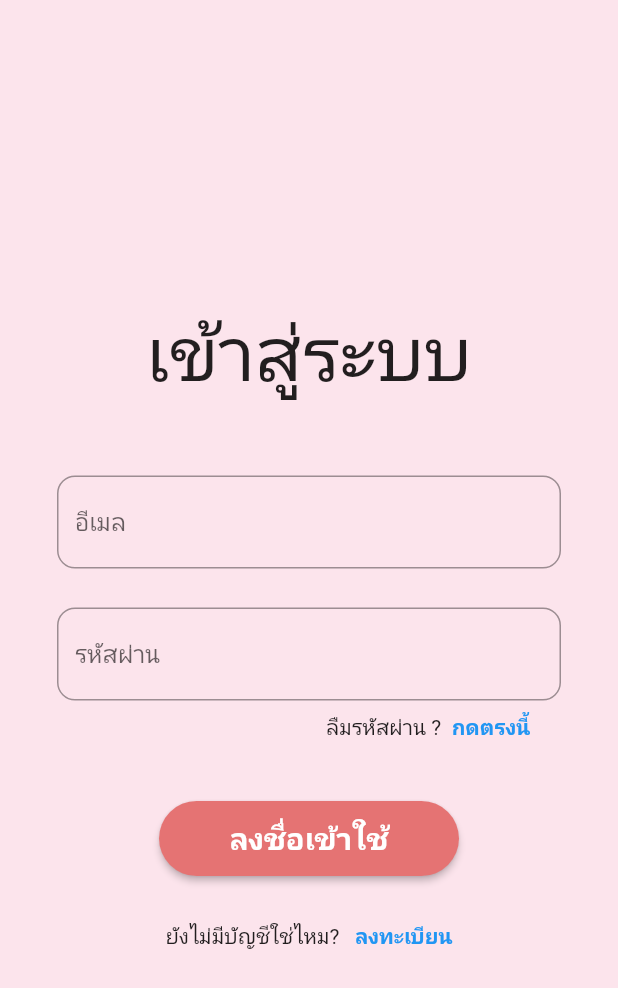
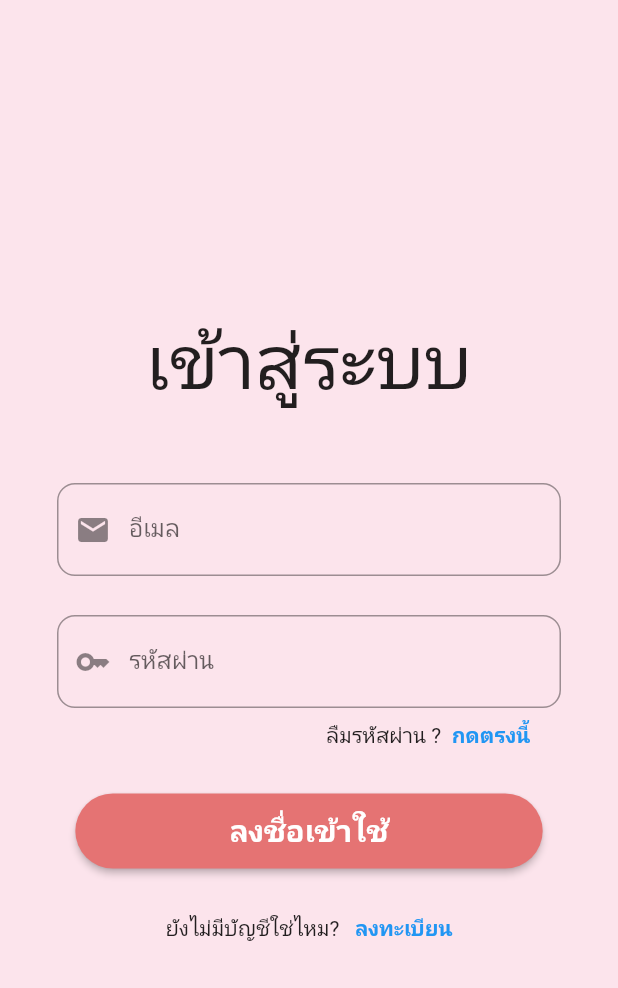
Before and after one commit to kidrunner1/projectcovid, a Flutter app: the HomeScreen screen opened directly, after a tap on "เข้าสู่ระบบ", on a phone screen of 412 x 824 dp. Shown: the top 988 px of the screen. Run offline on Flutter 3.47's test engine with Material 2 defaults, Android fonts, the light colour scheme and no system bars; our stand-ins replace awesome_dialog, carousel_slider, cloud_firestore, curved_navigation_bar, firebase_auth, firebase_core and 3 more; missing offline and left inert: android_intent; accounts and stored records are empty.

Commit message:
update i con loginscreen,newsscreen

```diff
--- a/lib/screen/covid_data_screen.dart
+++ b/lib/screen/covid_data_screen.dart
@@ -28,6 +28,7 @@ class _CovidDataScreenState extends State<CovidDataScreen> {
         'https://covid19.ddc.moph.go.th/api/Cases/today-cases-by-provinces');
     var response = await http.get(url);
 
+    // ignore: unnecessary_null_comparison
     if (response.statusCode == 200 && response.body != null) {
       return json.decode(response.body) as List<dynamic>?;
     } else {
--- a/lib/screen/home.dart
+++ b/lib/screen/home.dart
@@ -55,7 +55,7 @@ class HomeScreen extends StatelessWidget {
                                       padding: const EdgeInsets.all(8.0),
                                       child: const Text(
                                         "สร้างบัญชีผู้ใช้",
-                                        style: TextStyle(fontSize: 24),
+                                        style: TextStyle(fontSize: 24,color: Colors.white),
                                       ),
                                     )),
                               )),
@@ -79,7 +79,7 @@ class HomeScreen extends StatelessWidget {
                                     child: Padding(
                                       padding: const EdgeInsets.all(8.0),
                                       child: const Text("เข้าสู่ระบบ",
-                                          style: TextStyle(fontSize: 24)),
+                                          style: TextStyle(fontSize: 24,color: Colors.white)),
                                     )),
                               ))
                         ],
--- a/lib/screen/login_screen.dart
+++ b/lib/screen/login_screen.dart
@@ -1,8 +1,7 @@
 import 'package:firebase_auth/firebase_auth.dart';
 import 'package:firebase_core/firebase_core.dart';
 import 'package:flutter/material.dart';
-
-import 'package:flutter/src/widgets/framework.dart';
+import 'package:flutter_spinkit/flutter_spinkit.dart';
 import 'package:fluttertoast/fluttertoast.dart';
 import 'package:form_field_validator/form_field_validator.dart';
 import 'package:tracker_covid_v1/screen/register.dart';
@@ -20,22 +19,7 @@ class _LoginScreenState extends State<LoginScreen> {
   final _emailController = TextEditingController();
   final _passwordController = TextEditingController();
   final fromKey = GlobalKey<FormState>();
-
   final Future<FirebaseApp> firebase = Firebase.initializeApp();
-
-  Future signIn() async {
-    try {
-      await FirebaseAuth.instance.signInWithEmailAndPassword(
-          email: _emailController.text.trim(),
-          password: _passwordController.text.trim());
-
-      // Print UID after successful login
-      print("User's UID is: ${FirebaseAuth.instance.currentUser!.uid}");
-    } catch (e) {
-      // Handle errors like invalid credentials
-      print(e.toString());
-    }
-  }
 
   @override
   void dispose() {
@@ -44,6 +28,8 @@ class _LoginScreenState extends State<LoginScreen> {
     super.dispose();
   }
 
+  bool _isLoading = false;
+
   @override
   Widget build(BuildContext context) {
     return FutureBuilder(
@@ -51,12 +37,10 @@ class _LoginScreenState extends State<LoginScreen> {
         builder: (context, snapshot) {
           if (snapshot.hasError) {
             return Scaffold(
-              appBar: AppBar(
-                title: const Text("Error"),
-              ),
+              appBar: AppBar(title: const Text("Error")),
               body: Center(child: Text("${snapshot.error}")),
             );
-          } // ตรวจสอบข้อผิดพลาดจาก Firebase
+          }
 
           if (snapshot.connectionState == ConnectionState.done) {
             return Scaffold(
@@ -71,20 +55,15 @@ class _LoginScreenState extends State<LoginScreen> {
                         children: [
                           const Padding(
                             padding: EdgeInsets.all(10.0),
-                            child: Row(
-                              mainAxisAlignment: MainAxisAlignment.center,
-                              children: [
-                                Text(
+                            child: Text(
                               'เข้าสู่ระบบ',
                               style: TextStyle(fontSize: 50),
-                                ),
-                              ],
+                              textAlign: TextAlign.center,
                             ),
                           ),
-                          const SizedBox(
-                            height: 30,
-                          ),
-                          // ฟิลด์กรอกอีเมล
+                          const SizedBox(height: 30),
+
+                          // Email field
                           Padding(
                             padding: const EdgeInsets.all(8.0),
                             child: TextFormField(
@@ -96,14 +75,17 @@ class _LoginScreenState extends State<LoginScreen> {
                               ]),
                               keyboardType: TextInputType.emailAddress,
                               decoration: InputDecoration(
+                                labelText: 'อีเมล',
                                 hintText: 'อีเมล',
+                                prefixIcon: const Icon(Icons.mail),
                                 border: OutlineInputBorder(
-                                    borderRadius: BorderRadius.circular(12)),
+                                  borderRadius: BorderRadius.circular(12),
+                                ),
                               ),
                             ),
                           ),
 
-                          // ฟิลด์กรอกรหัสผ่าน
+                          // Password field
                           const SizedBox(height: 10),
                           Padding(
                             padding: const EdgeInsets.all(8.0),
@@ -113,28 +95,27 @@ class _LoginScreenState extends State<LoginScreen> {
                                   errorText: "กรุณากรอก-รหัสผ่าน"),
                               obscureText: true,
                               decoration: InputDecoration(
+                                labelText: 'รหัสผ่าน',
                                 hintText: 'รหัสผ่าน',
+                                prefixIcon: const Icon(Icons.key),
                                 border: OutlineInputBorder(
-                                    borderRadius: BorderRadius.circular(12)),
+                                  borderRadius: BorderRadius.circular(12),
+                                ),
                               ),
                             ),
                           ),
 
-                          //Password Reset
+                          // Password Reset
                           Padding(
                             padding: const EdgeInsets.symmetric(horizontal: 25),
                             child: Row(
                               mainAxisAlignment: MainAxisAlignment.end,
                               children: [
                                 const Text('ลืมรหัสผ่าน ?  '),
-                                Row(
-                                  mainAxisAlignment: MainAxisAlignment.end,
-                                  children: [
                                 GestureDetector(
                                   onTap: () {
                                     Navigator.push(context,
-                                            MaterialPageRoute(
-                                                builder: (context) {
+                                        MaterialPageRoute(builder: (context) {
                                       return const ResetPassword();
                                     }));
                                   },
@@ -142,37 +123,34 @@ class _LoginScreenState extends State<LoginScreen> {
                                     'กดตรงนี้ ',
                                     style: TextStyle(
                                       color: Colors.blue,
-                                            fontWeight: FontWeight.bold),
+                                      fontWeight: FontWeight.bold,
+                                    ),
                                   ),
                                 ),
                               ],
                             ),
-                              ],
                           ),
-                          ),
-                          const SizedBox(
-                            height: 30,
-                          ),
-                          //Login button
-                          const SizedBox(height: 10),
+                          const SizedBox(height: 30),
+
+                          // Login button
                           Padding(
                             padding:
                                 const EdgeInsets.symmetric(horizontal: 20.20),
-                              child: Column(
-                                children: [
-                                  ElevatedButton(
+                            child: ElevatedButton(
                               onPressed: () async {
                                 if (fromKey.currentState!.validate()) {
+                                  setState(() {
+                                    _isLoading = true; // Start loading
+                                  });
+
                                   fromKey.currentState!.save();
                                   try {
                                     UserCredential userCredential =
                                         await FirebaseAuth.instance
                                             .signInWithEmailAndPassword(
-                                                      email: _emailController
-                                                          .text
+                                                email: _emailController.text
                                                     .trim(),
-                                                      password:
-                                                          _passwordController
+                                                password: _passwordController
                                                     .text
                                                     .trim());
 
@@ -181,50 +159,56 @@ class _LoginScreenState extends State<LoginScreen> {
                                       Navigator.pushReplacement(
                                         context,
                                         MaterialPageRoute(
-                                                    builder: (context) =>
-                                                        MyHomePage(
-                                                          user: userCredential
-                                                              .user,
+                                          builder: (context) => MyHomePage(
+                                            user: userCredential.user,
                                             title: '',
-                                                        )));
+                                          ),
+                                        ),
+                                      );
                                     }
                                   } on FirebaseAuthException catch (e) {
                                     Fluttertoast.showToast(
                                         msg: e.message!,
                                         gravity: ToastGravity.CENTER);
+                                  } finally {
+                                    setState(() {
+                                      _isLoading = false; // Stop loading
+                                    });
                                   }
                                 }
                               },
                               style: ElevatedButton.styleFrom(
                                 shape: const StadiumBorder(),
                                 backgroundColor: Colors.red.shade300,
-                                        minimumSize: const Size(200, 50)),
-                                    child: const Text(
+                                minimumSize: const Size(200, 50),
+                              ),
+                              child: _isLoading
+                                  ? const SpinKitFadingCircle(
+                                      color: Colors.white,
+                                      size: 24.0,
+                                    )
+                                  : const Text(
                                       "ลงชื่อเข้าใช้",
                                       style: TextStyle(
                                         fontSize: 20,
-                                          fontWeight: FontWeight.bold),
+                                        fontWeight: FontWeight.bold,color: Colors.white
                                       ),
                                     ),
-                                ],
-                              )),
-                          const SizedBox(
-                            height: 30,
                             ),
-                          // ปุ่มลงทะเบียน
+                          ),
+                          const SizedBox(height: 30),
+
+                          // Register button
                           Padding(
                             padding: const EdgeInsets.symmetric(horizontal: 25),
                             child: Row(
                               mainAxisAlignment: MainAxisAlignment.center,
                               children: [
                                 const Text('ยังไม่มีบัญชีใช่ไหม?   '),
-                                Row(
-                                  children: [
                                 GestureDetector(
                                   onTap: () {
                                     Navigator.push(context,
-                                            MaterialPageRoute(
-                                                builder: (context) {
+                                        MaterialPageRoute(builder: (context) {
                                       return RegisterScreen();
                                     }));
                                   },
@@ -232,10 +216,9 @@ class _LoginScreenState extends State<LoginScreen> {
                                     'ลงทะเบียน',
                                     style: TextStyle(
                                       color: Colors.blue,
-                                            fontWeight: FontWeight.bold),
+                                      fontWeight: FontWeight.bold,
                                     ),
                                   ),
-                                  ],
                                 ),
                               ],
                             ),
@@ -246,7 +229,7 @@ class _LoginScreenState extends State<LoginScreen> {
                   ),
                 ),
               ),
-              backgroundColor: Colors.pink.shade50, // สี backgroun
+              backgroundColor: Colors.pink.shade50,
             );
           }
           // ignore: prefer_const_constructors
--- a/lib/screen/main_page.dart
+++ b/lib/screen/main_page.dart
@@ -77,7 +77,7 @@ class _MyHomePageState extends State<MyHomePage> {
                     MaterialPageRoute(
                         builder: (context) => const SettingScreen()));
               },
-              icon: const Icon(Icons.notifications))
+              icon: const Icon(Icons.notifications,color: Colors.white,))
         ],
       ),
       // ignore: prefer_const_constructors
--- a/lib/screen/profile_edit_page.dart
+++ b/lib/screen/profile_edit_page.dart
@@ -57,7 +57,7 @@ class _EditProfileScreenState extends State<EditProfileScreen> {
                 TextFormField(
                   controller: _firstNameController,
                   decoration: const InputDecoration(
-                    border: OutlineInputBorder(),
+                    border: OutlineInputBorder(),prefixIcon: Icon(Icons.person),
                     labelText: "ชื่อ",
                     labelStyle: TextStyle(fontWeight: FontWeight.bold),
                   ),
@@ -66,7 +66,7 @@ class _EditProfileScreenState extends State<EditProfileScreen> {
                 TextFormField(
                   controller: _lastNameController,
                   decoration: const InputDecoration(
-                    border: OutlineInputBorder(),
+                    border: OutlineInputBorder(),prefixIcon: Icon(Icons.person),
                     labelText: "นามสกุล",
                     labelStyle: TextStyle(fontWeight: FontWeight.bold),
                   ),
--- a/pubspec.yaml
+++ b/pubspec.yaml
@@ -59,6 +59,7 @@ dependencies:
   flutter_localizations:
     sdk: flutter
   android_intent: ^2.0.2
+  flutter_spinkit: ^5.2.0
 
 
 
```
Also changed, not shown: lib/feture/news_screen.dart (+68 -3 lines), lib/screen/startscreen.dart (+6 -4 lines), pubspec.lock. Lines whose indentation alone changed are shown as unchanged.
